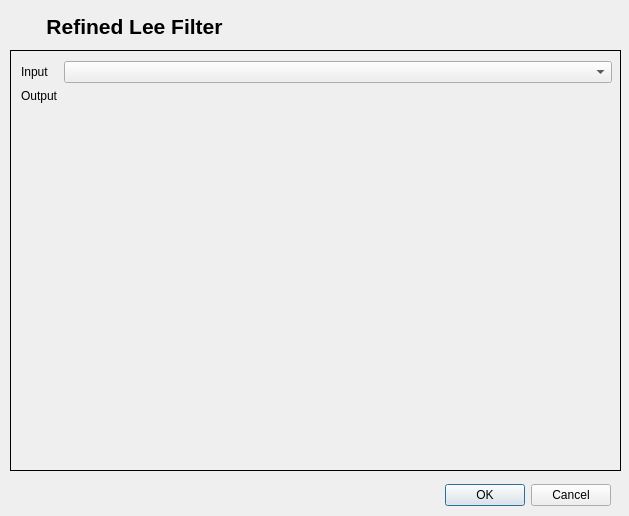
The window that refined_lee_filter/refined_lee_filter_dialog_base.ui (AUGSignals/qgis-plugins) describes before a commit, drawn with Qt 5.
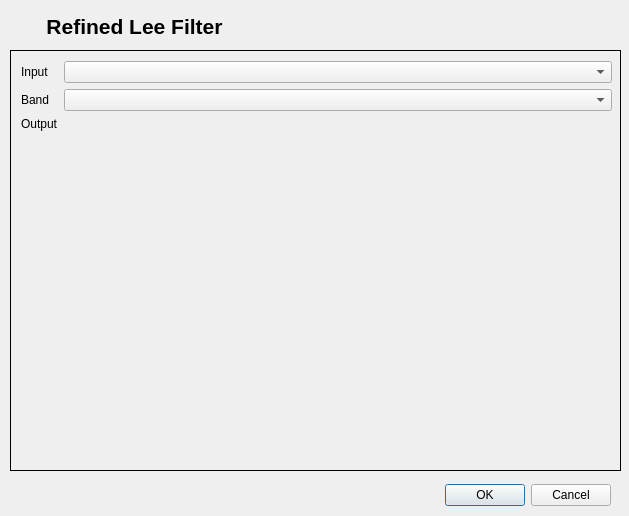
The same window after the commit. Custom widgets are drawn as their Qt base class.

Commit message: Added band index for all speckle filters

```diff
--- a/refined_lee_filter/refined_lee_filter_dialog_base.ui
+++ b/refined_lee_filter/refined_lee_filter_dialog_base.ui
@@ -82,14 +82,14 @@
       <item row="0" column="1">
        <widget class="QgsMapLayerComboBox" name="inputQgsMapLayerComboBox"/>
       </item>
-      <item row="1" column="0">
+      <item row="2" column="0">
        <widget class="QLabel" name="outputLabel">
         <property name="text">
          <string>Output</string>
         </property>
        </widget>
       </item>
-      <item row="1" column="1">
+      <item row="2" column="1">
        <widget class="QgsFileWidget" name="outputQgsFileWidget">
         <property name="dialogTitle">
          <string>Select output file</string>
@@ -102,6 +102,16 @@
         </property>
        </widget>
       </item>
+      <item row="1" column="1">
+       <widget class="QgsRasterBandComboBox" name="bandIndexQgsRasterBandComboBox"/>
+      </item>
+      <item row="1" column="0">
+       <widget class="QLabel" name="label">
+        <property name="text">
+         <string>Band </string>
+        </property>
+       </widget>
+      </item>
      </layout>
     </widget>
    </widget>
@@ -119,6 +129,11 @@
    <extends>QComboBox</extends>
    <header>qgsmaplayercombobox.h</header>
   </customwidget>
+  <customwidget>
+   <class>QgsRasterBandComboBox</class>
+   <extends>QComboBox</extends>
+   <header>qgsrasterbandcombobox.h</header>
+  </customwidget>
  </customwidgets>
  <resources/>
  <connections>
```
The commit also changes 5 other files.
